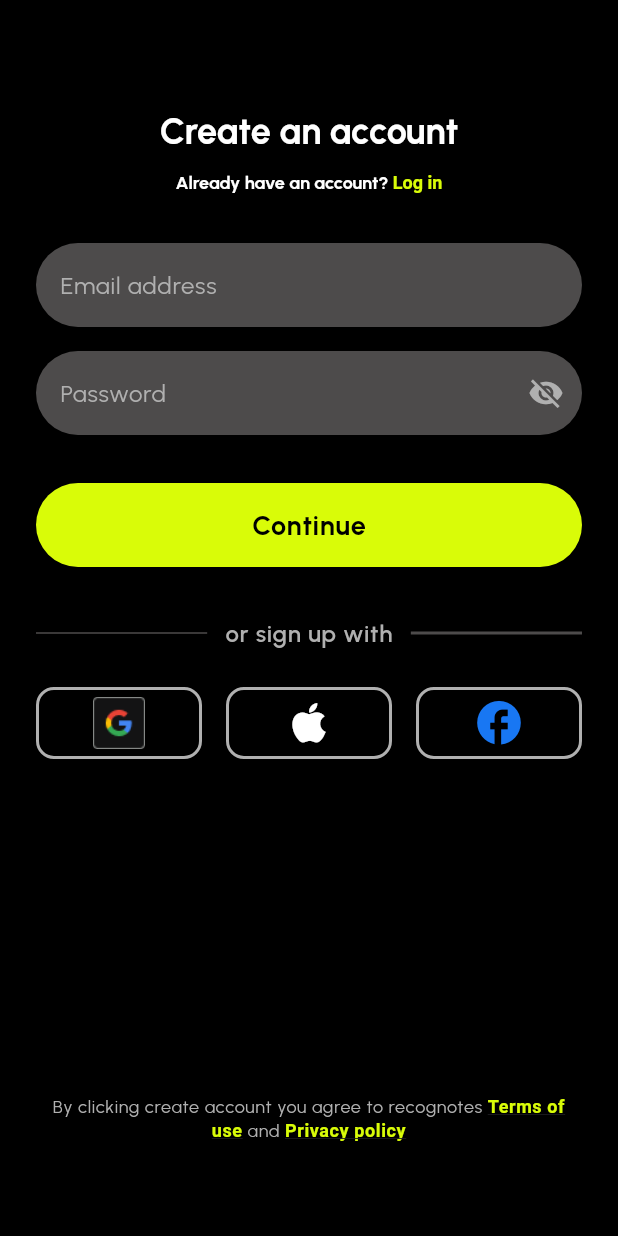
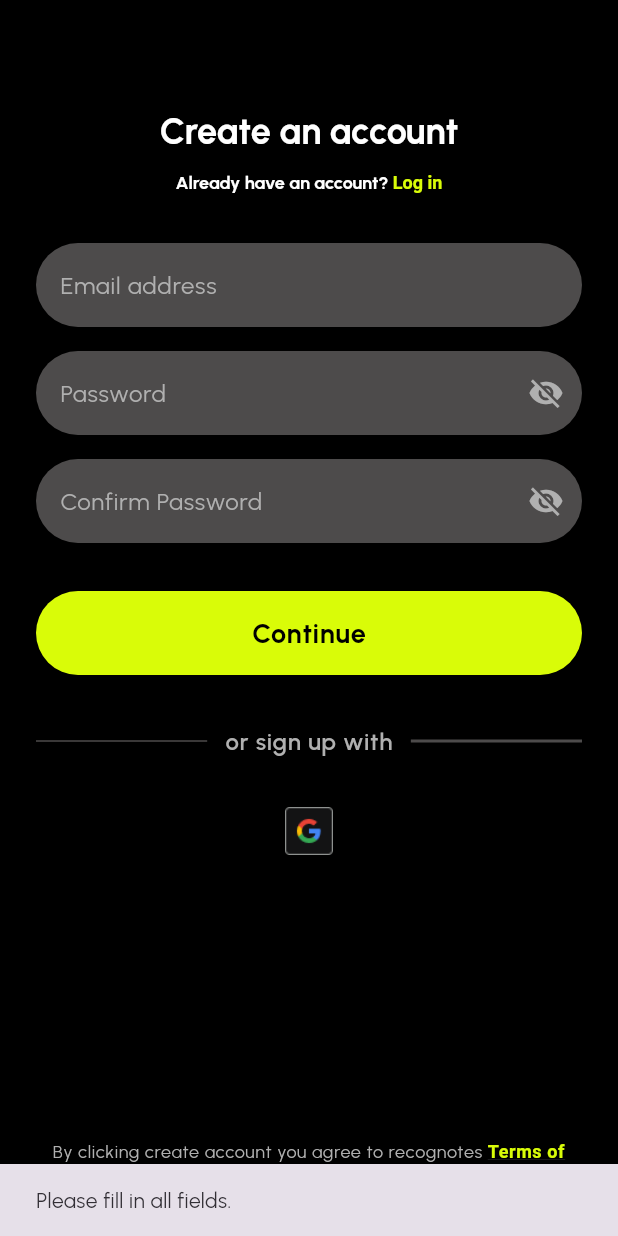
Before and after one commit to Samuel-Fikre/Brana, a Flutter app: the SignUpPage screen opened directly, after a tap on "Continue", on a phone screen of 412 x 824 dp. Run offline on Flutter 3.47's test engine with Material 3 defaults, Android fonts, the phone set to English and light mode, and no system bars; our stand-ins replace flutter_dotenv, google_fonts, google_sign_in, supabase_flutter; accounts and stored records are empty.

Commit message:
fixed sign up issues

```diff
--- a/lib/features/auth/view/Pages/sign_up.dart
+++ b/lib/features/auth/view/Pages/sign_up.dart
@@ -2,10 +2,13 @@ import 'package:flutter/material.dart';
 import 'package:brana/core/theme/app_colors.dart';
 import 'package:brana/features/auth/view/Widgets/auth_divider.dart';
 import 'package:brana/features/auth/view/Widgets/auth_primary_button.dart';
-import 'package:brana/features/auth/view/Widgets/auth_social_buttons.dart';
 import 'package:brana/features/auth/view/widgets/auth_terms_text.dart';
 import '../widgets/auth_text_field.dart';
 import 'package:flutter/gestures.dart';
+import 'package:supabase_flutter/supabase_flutter.dart';
+import 'package:flutter_dotenv/flutter_dotenv.dart';
+import 'package:brana/features/pdf_reader/view/pdf_reader_page.dart';
+import 'package:google_sign_in/google_sign_in.dart';
 
 class SignUpPage extends StatefulWidget {
   const SignUpPage({super.key});
@@ -17,6 +20,139 @@ class SignUpPage extends StatefulWidget {
 class _SignUpPageState extends State<SignUpPage> {
   final TextEditingController _emailController = TextEditingController();
   final TextEditingController _passwordController = TextEditingController();
+  final TextEditingController _confirmPasswordController =
+      TextEditingController();
+  bool _isLoading = false;
+
+  // Simple email validation
+  bool _isValidEmail(String email) {
+    return RegExp(r"^[\w-\.]+@([\w-]+\.)+[\w-]{2,4}$").hasMatch(email);
+  }
+
+  void _handleSignUp() async {
+    if (_isLoading) return;
+
+    final email = _emailController.text.trim();
+    final password = _passwordController.text;
+    final confirmPassword = _confirmPasswordController.text;
+
+    // Client-side validation
+    if (email.isEmpty || password.isEmpty || confirmPassword.isEmpty) {
+      ScaffoldMessenger.of(context).showSnackBar(
+        const SnackBar(content: Text('Please fill in all fields.')),
+      );
+      return;
+    }
+    if (!_isValidEmail(email)) {
+      ScaffoldMessenger.of(context).showSnackBar(
+        const SnackBar(content: Text('Please enter a valid email address.')),
+      );
+      return;
+    }
+    if (password.length < 6) {
+      ScaffoldMessenger.of(context).showSnackBar(
+        const SnackBar(
+            content: Text('Password must be at least 6 characters.')),
+      );
+      return;
+    }
+    if (password != confirmPassword) {
+      ScaffoldMessenger.of(context).showSnackBar(
+        const SnackBar(content: Text('Passwords do not match.')),
+      );
+      return;
+    }
+
+    setState(() => _isLoading = true);
+    try {
+      final response = await Supabase.instance.client.auth.signUp(
+        email: email,
+        password: password,
+      );
+      if (response.user != null) {
+        // If email confirmation is required, show a message
+        if (response.user!.emailConfirmedAt == null) {
+          showDialog(
+            context: context,
+            builder: (context) => AlertDialog(
+              title: const Text('Confirm your email'),
+              content: const Text(
+                  'A confirmation link has been sent to your email. Please check your inbox and confirm your email before logging in.'),
+              actions: [
+                TextButton(
+                  onPressed: () => Navigator.of(context).pop(),
+                  child: const Text('OK'),
+                ),
+              ],
+            ),
+          );
+        } else {
+          Navigator.of(context).pushReplacement(
+            MaterialPageRoute(builder: (context) => const PdfReaderPage()),
+          );
+        }
+      } else {
+        ScaffoldMessenger.of(context).showSnackBar(
+          const SnackBar(content: Text('Sign up failed.')),
+        );
+      }
+    } on AuthException catch (e) {
+      ScaffoldMessenger.of(context).showSnackBar(
+        SnackBar(content: Text(e.message)),
+      );
+    } catch (e) {
+      ScaffoldMessenger.of(context).showSnackBar(
+        SnackBar(content: Text('Unexpected error: $e')),
+      );
+    } finally {
+      setState(() => _isLoading = false);
+    }
+  }
+
+  Future<void> _signUpWithGoogle() async {
+    setState(() => _isLoading = true);
+    try {
+      final GoogleSignIn googleSignIn = GoogleSignIn(
+        serverClientId: dotenv.env['GOOGLE_WEB_CLIENT_ID'],
+      );
+      final googleUser = await googleSignIn.signIn();
+      final googleAuth = await googleUser?.authentication;
+      final accessToken = googleAuth?.accessToken;
+      final idToken = googleAuth?.idToken;
+
+      if (accessToken == null || idToken == null) {
+        ScaffoldMessenger.of(context).showSnackBar(
+          const SnackBar(content: Text('Google sign-in failed.')),
+        );
+        return;
+      }
+
+      // --- IMPROVEMENT START ---
+      if (googleUser == null) {
+        // User cancelled the Google sign-in flow
+        ScaffoldMessenger.of(context).showSnackBar(
+          const SnackBar(content: Text('Google sign-in cancelled.')),
+        );
+        return; // Stop here, no need to proceed
+      }
+      // ---
+
+      await Supabase.instance.client.auth.signInWithIdToken(
+        provider: OAuthProvider.google,
+        idToken: idToken,
+        accessToken: accessToken,
+      );
+      Navigator.of(context).pushReplacement(
+        MaterialPageRoute(builder: (context) => const PdfReaderPage()),
+      );
+    } catch (e) {
+      ScaffoldMessenger.of(context).showSnackBar(
+        SnackBar(content: Text('Google sign-in error: $e')),
+      );
+    } finally {
+      setState(() => _isLoading = false);
+    }
+  }
 
   @override
   Widget build(BuildContext context) {
@@ -72,20 +208,33 @@ class _SignUpPageState extends State<SignUpPage> {
                 controller: _passwordController,
                 isPassword: true,
               ),
+              const SizedBox(height: 16),
+              AuthTextField(
+                hintText: 'Confirm Password',
+                controller: _confirmPasswordController,
+                isPassword: true,
+              ),
               const SizedBox(height: 32),
               AuthPrimaryButton(
-                text: 'Continue',
-                onPressed: () {},
+                text: _isLoading ? 'Loading...' : 'Continue',
+                onPressed: _isLoading ? () {} : _handleSignUp,
               ),
-              const SizedBox(
-                height: 32,
-              ),
+              const SizedBox(height: 32),
               AuthDivider(),
               const SizedBox(height: 24),
-              AuthSocialButtons(),
-              const SizedBox(
-                height: 200,
+              Row(
+                mainAxisAlignment: MainAxisAlignment.spaceEvenly,
+                children: [
+                  // Google
+                  IconButton(
+                    icon: Image.asset('assets/icons/google.png', height: 32),
+                    onPressed: _isLoading ? null : _signUpWithGoogle,
+                  ),
+
+                  // Apple removed
+                ],
               ),
+              const Spacer(),
               AuthTermsText(
                 onTermsTap: () {},
                 onPrivacyTap: () {},
```
